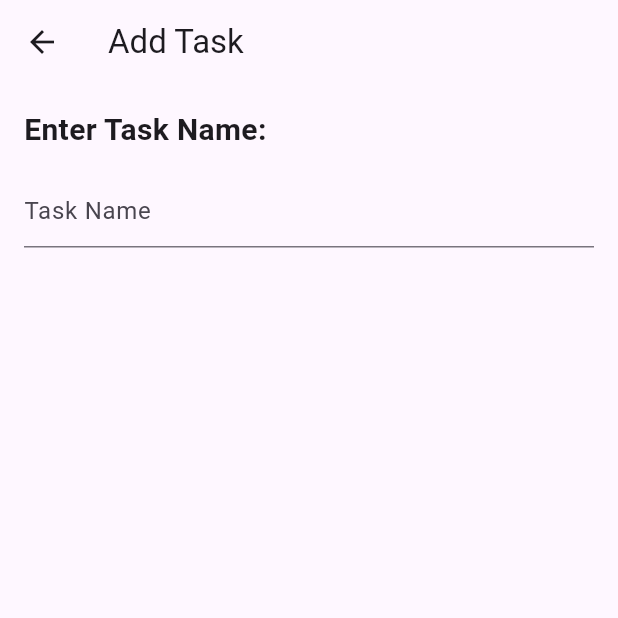
After one commit to ASP24SCM00P/task-manager-flutter, a Flutter app: the screen it shows after launch, after a tap on the "add" icon, on a phone screen of 412 x 824 dp, the top half of it. The commit adds this screen. Run offline on Flutter 3.47's test engine with Material 3 defaults, Android fonts, the phone set to English and light mode, and no system bars; our stand-ins replace dio, shared_preferences; network calls fail.

Commit message:
Committing changes

```diff
--- a/lib/main.dart
+++ b/lib/main.dart
@@ -1,5 +1,28 @@
 import 'package:flutter/material.dart';
+import 'package:mp5/views/home_page.dart';
+
 
 void main() {
-  runApp(const Placeholder());
+  runApp(MyApp());
 }
+
+class MyApp extends StatelessWidget {
+  @override
+  Widget build(BuildContext context) {
+    return MaterialApp(
+      debugShowCheckedModeBanner: false,
+      title: 'To-Do List App',
+      theme: ThemeData(
+        primarySwatch: Colors.blue,
+        visualDensity: VisualDensity.adaptivePlatformDensity,
+      ),
+      home: HomePage(),
+      builder: (context, child) {
+        return MediaQuery(
+          data: MediaQuery.of(context).copyWith(textScaleFactor: 1.0),
+          child: child!,
+        );
+      },
+    );
+  }
+}
--- /dev/null
+++ b/lib/models/task.dart
@@ -0,0 +1,41 @@
+class Task {
+  final String id;
+  final String title;
+  bool isCompleted;  // Remove 'final' here
+  final String details;
+
+  Task({
+    required this.id,
+    required this.title,
+    this.isCompleted = false,
+    this.details = '',
+  });
+
+  // Add a factory method for creating a Task from JSON
+  factory Task.fromJson(Map<String, dynamic> json) {
+    return Task(
+      id: json['id'] ?? '',
+      title: json['title'] ?? '',
+      isCompleted: json['isCompleted'] ?? false,
+      details: json['details'] ?? '',
+    );
+  }
+
+  // Add a method for converting Task to JSON
+  Map<String, dynamic> toJson() {
+    return {
+      'id': id,
+      'title': title,
+      'isCompleted': isCompleted,
+      'details': details,
+    };
+  }
+
+  void setCompleted(bool value) {
+    isCompleted = value;
+  }
+
+  void deleteTask(Function(Task) onDelete) {
+    onDelete(this);
+  }
+}
--- /dev/null
+++ b/lib/views/add_tasks_page.dart
@@ -0,0 +1,52 @@
+import 'package:flutter/material.dart';
+import 'package:mp5/models/task.dart';
+
+class AddTaskPage extends StatelessWidget {
+  final Function(Task) onTaskAdded;
+
+  const AddTaskPage({Key? key, required this.onTaskAdded}) : super(key: key);
+
+  @override
+  Widget build(BuildContext context) {
+    return Scaffold(
+      appBar: AppBar(
+        title: Text('Add Task'),
+      ),
+      body: Padding(
+        padding: const EdgeInsets.all(16.0),
+        child: Column(
+          crossAxisAlignment: CrossAxisAlignment.start,
+          children: [
+            Text(
+              'Enter Task Name:',
+              style: TextStyle(
+                fontSize: 20,
+                fontWeight: FontWeight.bold,
+              ),
+            ),
+            SizedBox(height: 16),
+            TextField(
+              controller: TextEditingController(),
+              decoration: InputDecoration(hintText: 'Task Name'),
+              onSubmitted: (String taskName) {
+                // Notify the callback in the parent widget
+                // Create a new Task object
+           //   Task newTask = Task(title: taskName, details: '', isCompleted: false, id: UniqueKey().toString());
+              Task newTask = Task(
+              id: UniqueKey().toString(),
+              title: taskName,
+              details: '',
+              isCompleted: false,
+              );
+
+                onTaskAdded(newTask);
+                // Navigate back to the Home Page
+                Navigator.pop(context);
+              },
+            ),
+          ],
+        ),
+      ),
+    );
+  }
+}
--- /dev/null
+++ b/lib/views/home_page.dart
@@ -0,0 +1,306 @@
+import 'dart:convert';
+import 'package:flutter/material.dart';
+import 'package:http/http.dart' as http;
+import 'package:http/http.dart';
+import 'package:http/http.dart';
+import 'package:http/http.dart';
+import 'package:http/http.dart';
+import 'package:mp5/models/task.dart';
+import 'package:mp5/views/add_tasks_page.dart';
+import 'package:mp5/views/completed_tasks_page.dart';
+import 'package:mp5/service/quote_service.dart';
+import 'package:mp5/models/quote.dart';
+import 'package:shared_preferences/shared_preferences.dart';
+import 'dart:convert';
+
+import 'package:mp5/models/quote.dart';
+import 'package:http/http.dart' as http;
+import 'package:dio/dio.dart' as Dio;
+
+
+class QuoteService {
+  Future<Map<String, dynamic>> fetchQuote() async {
+    try {
+      final response = await http.get(Uri.parse('https://api.quotable.io/random'));
+      return json.decode(response.body);
+    } catch (e) {
+      print('Error fetching quote: $e');
+      throw e;
+    }
+  }
+
+  Future<Quote> fetchParsedQuote() async {
+    try {
+      final Map<String, dynamic> responseData = await fetchQuote();
+
+      if (responseData.containsKey('content') && responseData.containsKey('author')) {
+        return Quote.fromJson(responseData);
+      } else {
+        throw Exception('Failed to parse quote data');
+      }
+    } catch (e) {
+      print('Error loading quote: $e');
+      return Quote(
+        id: '',
+        tags: '',
+        content: '',
+        author: '',
+        authorSlug: '',
+        length: null,
+        dateAdded: '',
+        dateModified: '',
+      );
+    }
+  }
+}
+
+class HomePage extends StatefulWidget {
+  @override
+  _HomePageState createState() => _HomePageState();
+}
+
+class _HomePageState extends State<HomePage> {
+  List<Task> tasks = [];
+  List<Task> completedTasks = [];
+  final QuoteService _quoteService = QuoteService();
+  Quote _quote = Quote(
+    id: '',
+    tags: '',
+    content: '',
+    author: '',
+    authorSlug: '',
+    length: 0,
+    dateAdded: '',
+    dateModified: '',
+  );
+
+  @override
+  void initState() {
+    super.initState();
+    _loadTasks();
+    _loadQuote();
+  }
+
+  void _loadTasks() async {
+    SharedPreferences prefs = await SharedPreferences.getInstance();
+    // Load tasks from SharedPreferences
+    String? taskString = prefs.getString('tasks');
+    if (taskString != null) {
+      setState(() {
+        tasks = (jsonDecode(taskString) as List<dynamic>)
+            .map((taskJson) => Task.fromJson(taskJson))
+            .toList();
+      });
+    }
+    String? completedTasksString = prefs.getString('completedTasks');
+    if (completedTasksString != null) {
+      setState(() {
+        completedTasks = (jsonDecode(completedTasksString) as List<dynamic>)
+            .map((taskJson) => Task.fromJson(taskJson))
+            .toList();
+      });
+    }
+  }
+
+  void _loadQuote() async {
+  try {
+    print('Fetching quote...');
+    final Map<String, dynamic> responseData = await _quoteService.fetchQuote();
+
+    // You can check for the required fields in responseData and handle errors accordingly
+    if (responseData.containsKey('content') && responseData.containsKey('author')) {
+      final Quote quote = Quote.fromJson(responseData);
+      setState(() {
+        _quote = quote;
+      });
+    } else {
+      print('Failed to load quote. Response data does not contain required fields.');
+      // You can provide a default quote or display an error message
+    }
+  } catch (e) {
+    print('Error loading quote: $e');
+    // Handle the error, e.g., show a message to the user
+    // You can provide a default quote or display an error message
+  }
+}
+
+
+
+  void _saveTasks() async {
+    SharedPreferences prefs = await SharedPreferences.getInstance();
+    // Save tasks to SharedPreferences
+    String taskString =
+        jsonEncode(tasks.map((task) => task.toJson()).toList());
+    prefs.setString('tasks', taskString);
+  }
+
+  void _saveCompletedTasks() async {
+    SharedPreferences prefs = await SharedPreferences.getInstance();
+    // Save completed tasks to SharedPreferences
+    String completedTasksString =
+        jsonEncode(completedTasks.map((task) => task.toJson()).toList());
+    prefs.setString('completedTasks', completedTasksString);
+  }
+
+  @override
+  Widget build(BuildContext context) {
+    return Scaffold(
+      appBar: AppBar(
+        title: Center(child: Text('To-Do List App')),
+        centerTitle: true,
+        actions: [
+          IconButton(
+            icon: Icon(Icons.done),
+            onPressed: () {
+              // Navigate to the Completed Tasks Page
+              Navigator.push(
+                context,
+                MaterialPageRoute(
+                  builder: (context) => CompletedTasksPage(
+                    completedTasks: completedTasks,
+                  ),
+                ),
+              );
+            },
+          ),
+        ],
+      ),
+      body: Padding(
+        padding: const EdgeInsets.all(16.0),
+        child: Column(
+          crossAxisAlignment: CrossAxisAlignment.start,
+          children: [
+            Text(
+              'Today\'s Tasks',
+              style: TextStyle(
+                fontSize: 24,
+                fontWeight: FontWeight.bold,
+              ),
+            ),
+            SizedBox(height: 16),
+            _buildTaskList(),
+            SizedBox(height: 16),
+            Text(
+              'Quote of the Day:',
+              style: TextStyle(
+                fontSize: 18,
+                fontWeight: FontWeight.bold,
+              ),
+            ),
+            Text(
+              '${_quote.content} - ${_quote.author}',
+              style: TextStyle(
+                fontSize: 16,
+              ),
+            ),
+          ],
+        ),
+      ),
+      floatingActionButton: FloatingActionButton(
+        onPressed: () {
+          // Navigate to the Add Task Page
+          Navigator.push(
+            context,
+            MaterialPageRoute(
+              builder: (context) => AddTaskPage(onTaskAdded: _addTask),
+            ),
+          );
+        },
+        child: Icon(Icons.add),
+      ),
+    );
+  }
+
+  Widget _buildTaskList() {
+    return Column(
+      crossAxisAlignment: CrossAxisAlignment.start,
+      children: tasks.map((task) => _buildTaskItem(task)).toList(),
+    );
+  }
+
+  Widget _buildTaskItem(Task task) {
+    return Container(
+      margin: EdgeInsets.only(bottom: 8),
+      padding: EdgeInsets.all(8),
+      decoration: BoxDecoration(
+        border: Border.all(color: Colors.grey),
+        borderRadius: BorderRadius.circular(8),
+      ),
+      child: Row(
+        mainAxisAlignment: MainAxisAlignment.spaceBetween,
+        children: [
+          Column(
+            crossAxisAlignment: CrossAxisAlignment.start,
+            children: [
+              Row(
+                children: [
+                  Checkbox(
+                    value: task.isCompleted,
+                    onChanged: (bool? value) {
+                      _markTaskAsCompleted(task);
+                    },
+                  ),
+                  SizedBox(width: 8),
+                  Text(
+                    task.title,
+                    style: TextStyle(
+                      fontWeight: FontWeight.bold,
+                      fontSize: 16,
+                    ),
+                  ),
+                ],
+              ),
+              SizedBox(height: 8),
+              Text(
+                task.details ?? 'No details available',
+                style: TextStyle(
+                  fontSize: 14,
+                  color: Colors.grey,
+                ),
+              ),
+            ],
+          ),
+          // Delete icon on the extreme right
+          IconButton(
+            icon: Icon(Icons.delete),
+            onPressed: () {
+              _deleteTask(task);
+            },
+          ),
+        ],
+      ),
+    );
+  }
+
+  // Callback to add a new task to the list
+  void _addTask(Task newTask) {
+    setState(() {
+      tasks.add(newTask);
+      _saveTasks(); // Save tasks when adding a new task
+    });
+  }
+
+  void _markTaskAsCompleted(Task task) {
+    setState(() {
+      task.isCompleted = !task.isCompleted;
+      if (task.isCompleted) {
+        completedTasks.add(task);
+        tasks.remove(task);
+      } else {
+        completedTasks.remove(task);
+        tasks.add(task);
+      }
+      _saveTasks();
+      _saveCompletedTasks(); // Save tasks when marking a task as completed
+    });
+  }
+
+  void _deleteTask(Task task) {
+    setState(() {
+      tasks.remove(task);
+      completedTasks.remove(task);
+      _saveTasks();
+      _saveCompletedTasks(); // Save tasks when deleting a task
+    });
+  }
+}
```
Also changed, not shown: lib/models/quote.dart (added, +36 -0 lines), lib/service/quote_service.dart (added, +41 -0 lines), lib/views/completed_tasks_page.dart (added, +67 -0 lines), pubspec.yaml (+6 -2 lines), assets/app_logo.png (added), pubspec.lock, 11 other files.
